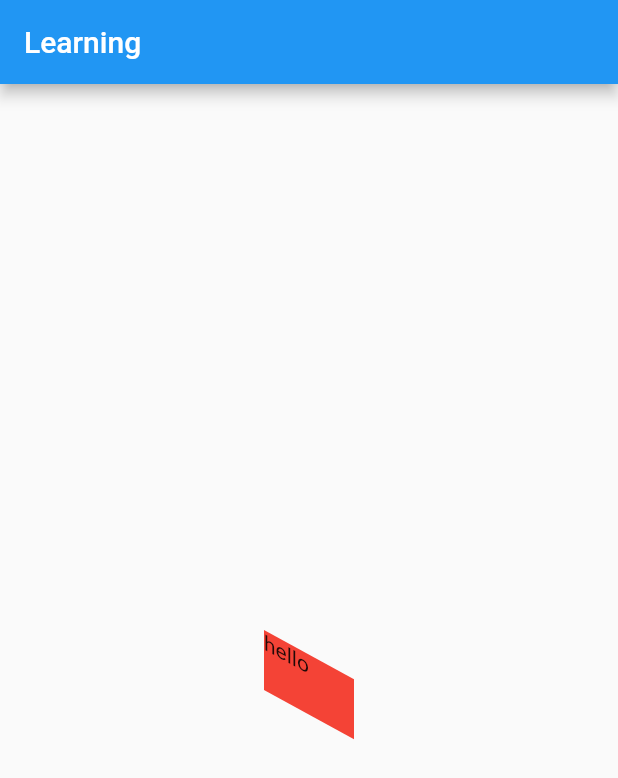
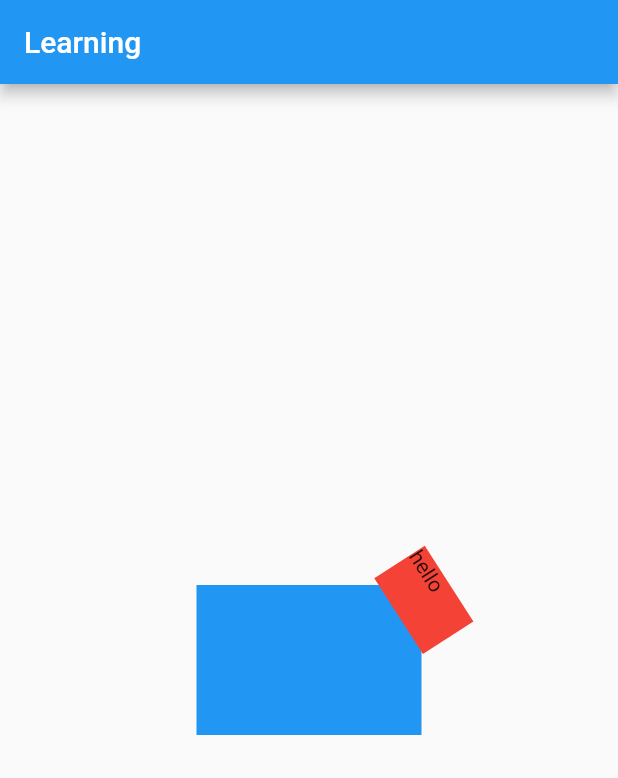
Before and after one commit to jinjilynn/flutter_tour, a Flutter app: the screen it shows after launch, on a phone screen of 412 x 824 dp. Shown: the top 778 px of the screen. Run offline on Flutter 3.47's test engine with Material 2 defaults, Android fonts, the phone set to English and light mode, and no system bars.

Commit message:
update flutter and add transform.dart

```diff
--- a/lib/transform.dart
+++ b/lib/transform.dart
@@ -3,11 +3,11 @@ import 'package:flutter/material.dart';
 class TransformDemo extends StatelessWidget{
   @override
   Widget build(BuildContext context) {
-    return Center(child:Transform(
-      alignment: Alignment.topLeft,
-      origin: Offset(0, 40),
-      transform: Matrix4.skew(0, .5),
-      child: Container(height:40,width:60,color:Colors.red,child:Text('hello')),
-    ));
+    return Center(child:Container(height:100,width:150,color:Colors.blue,child:Transform(
+      alignment: Alignment.center,
+      origin: Offset(75,50),
+      transform: Matrix4.rotationZ(1),
+      child: UnconstrainedBox(child:Container(height:40,width:60,color:Colors.red,child:Text('hello'))),
+    )));
   }
 }
```
Also changed, not shown: pubspec.lock, 2 other files.
